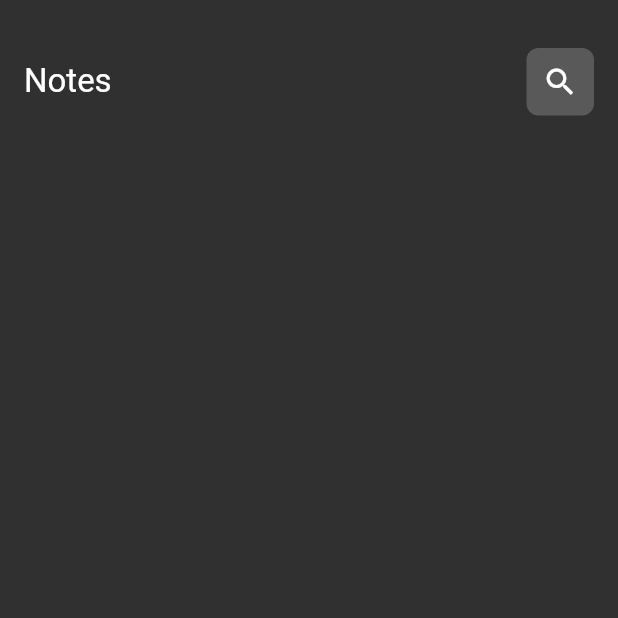
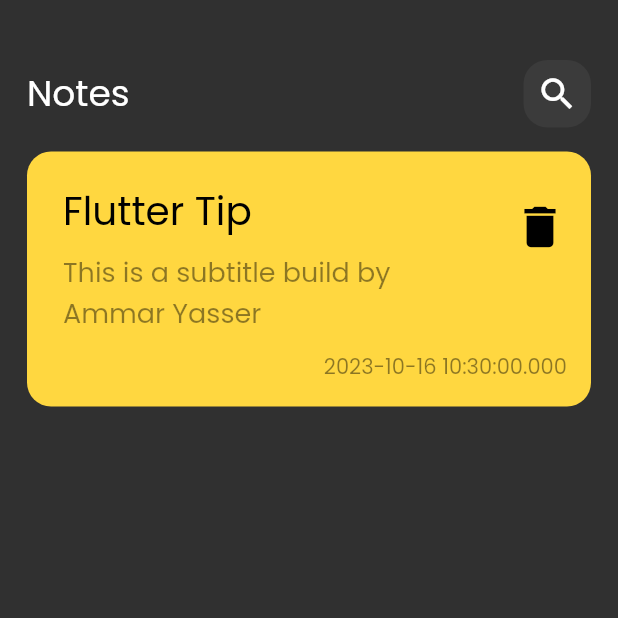
Before and after one commit to ammar74/notes, a Flutter app: the screen it shows after launch, on a phone screen of 412 x 824 dp, the top half of it. Run offline on Flutter 3.47's test engine with Material 2 defaults, Android fonts, the phone set to English and light mode, and no system bars.

Commit message:
create note item and add a font family to theme data

```diff
--- a/lib/main.dart
+++ b/lib/main.dart
@@ -11,7 +11,10 @@ class NotesApp extends StatelessWidget {
   Widget build(BuildContext context) {
     return MaterialApp(
       debugShowCheckedModeBanner: false,
-      theme: ThemeData.dark(),
+      theme: ThemeData(
+        brightness: Brightness.dark,
+        fontFamily: 'Poppins',
+      ),
       home: const NotesView(),
     );
   }
--- a/lib/views/widgets/custom_app_bar.dart
+++ b/lib/views/widgets/custom_app_bar.dart
@@ -7,20 +7,17 @@ class CustomAppBar extends StatelessWidget {
 
   @override
   Widget build(BuildContext context) {
-    return const Padding(
-      padding: EdgeInsets.symmetric(horizontal: 16.0),
-      child: Row(
+    return const Row(
       mainAxisAlignment: MainAxisAlignment.spaceBetween,
       children: [
         Text(
           'Notes',
           style: TextStyle(
-              fontSize: 22,
+            fontSize: 24,
           ),
         ),
         CustomSearchIcon(),
       ],
-      ),
     );
   }
 }
--- a/lib/views/widgets/custom_search_icon.dart
+++ b/lib/views/widgets/custom_search_icon.dart
@@ -9,10 +9,10 @@ class CustomSearchIcon extends StatelessWidget {
       height: 45,
       width: 45,
       decoration: BoxDecoration(
-        borderRadius: BorderRadius.circular(8.0),
-          color: Colors.white.withOpacity(0.2)
+        borderRadius: BorderRadius.circular(16.0),
+          color: Colors.white.withOpacity(0.05)
       ),
-      child: const Center(child: Icon(Icons.search)),
+      child: const Center(child: Icon(Icons.search,size: 28,)),
     );
   }
 }
--- /dev/null
+++ b/lib/views/widgets/notes_item.dart
@@ -0,0 +1,61 @@
+import 'package:flutter/material.dart';
+
+class NotesItem extends StatelessWidget {
+  const NotesItem({super.key});
+
+  /*List<Color> colors =[
+    Colors.amberAccent,
+    Colors.blueAccent,
+    Colors.redAccent,
+    Colors.greenAccent,
+  ] ;*/
+
+  @override
+  Widget build(BuildContext context) {
+    return Padding(
+      padding: const EdgeInsets.only(top: 16.0),
+      child: Container(
+        padding: const EdgeInsets.only(top: 16.0, bottom: 16.0,left: 8.0),
+        decoration: BoxDecoration(
+          color: Colors.amberAccent,
+          borderRadius: BorderRadius.circular(16.0),
+        ),
+        child:  Column(
+          crossAxisAlignment: CrossAxisAlignment.end,
+          children: [
+            const ListTile(
+              isThreeLine: true,
+              title: Text(
+                  'Flutter Tip',
+                style: TextStyle(
+                  fontSize: 26,
+                  color: Colors.black,
+                ),
+              ),
+              subtitle: Padding(
+                padding: EdgeInsets.only(top:8.0),
+                child: Text(
+                  'This is a subtitle build by Ammar Yasser',
+                  style: TextStyle(
+                    fontSize: 18,
+                    color: Colors.black45,
+                  ),),
+              ),
+              trailing: Icon(
+                Icons.delete,
+                size: 36,
+                color: Colors.black,
+              ),
+            ),
+            Padding(
+              padding: const EdgeInsets.only(right: 16.0, top: 8.0),
+              child: Text('${DateTime.now()}', style: const TextStyle(
+                color: Colors.black45
+              ),),
+            )
+          ],
+        ),
+      ),
+    );
+  }
+}
--- a/lib/views/widgets/notes_view_body.dart
+++ b/lib/views/widgets/notes_view_body.dart
@@ -1,6 +1,7 @@
 
 import 'package:flutter/material.dart';
 import 'package:notes/views/widgets/custom_app_bar.dart';
+import 'package:notes/views/widgets/notes_item.dart';
 
 class NotesViewBody extends StatelessWidget {
   const NotesViewBody({super.key});
@@ -8,10 +9,11 @@ class NotesViewBody extends StatelessWidget {
   @override
   Widget build(BuildContext context) {
     return const Padding(
-      padding: EdgeInsets.only(top :32.0),
+      padding: EdgeInsets.only(top :40.0, right: 18.0, left: 18.0),
       child: Column(
         children: [
-          CustomAppBar()
+          CustomAppBar(),
+          NotesItem(),
         ],
       ),
     );
```
Also changed, not shown: pubspec.yaml (+5 -5 lines), assets/fonts/Poppins-Regular.ttf (added). Lines whose indentation alone changed are shown as unchanged.
